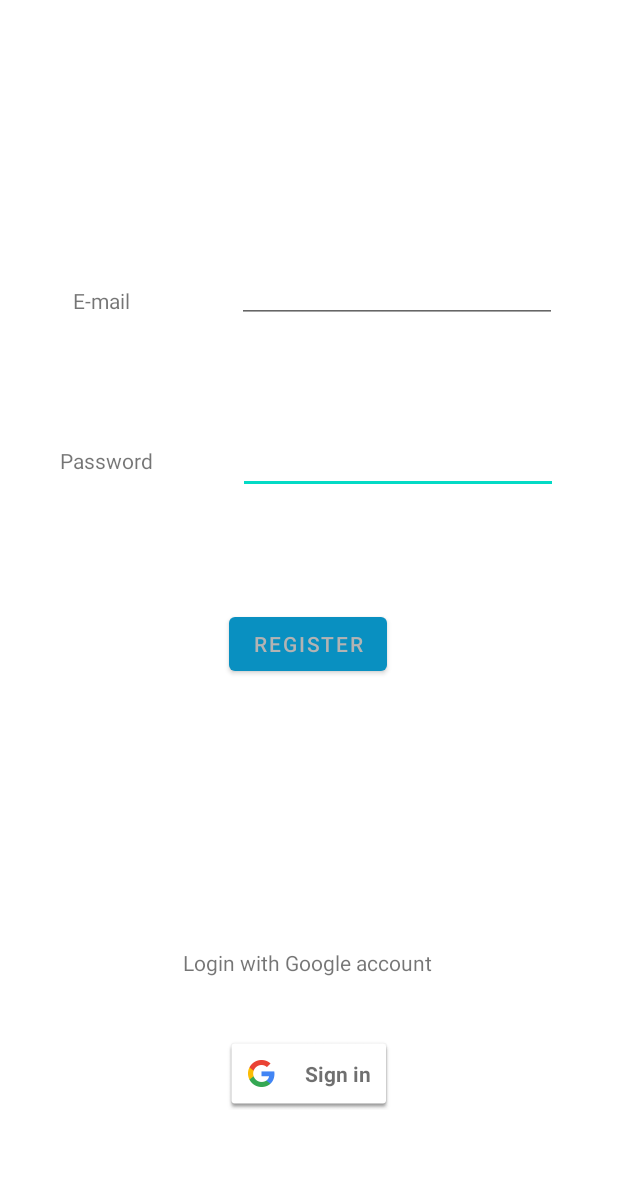
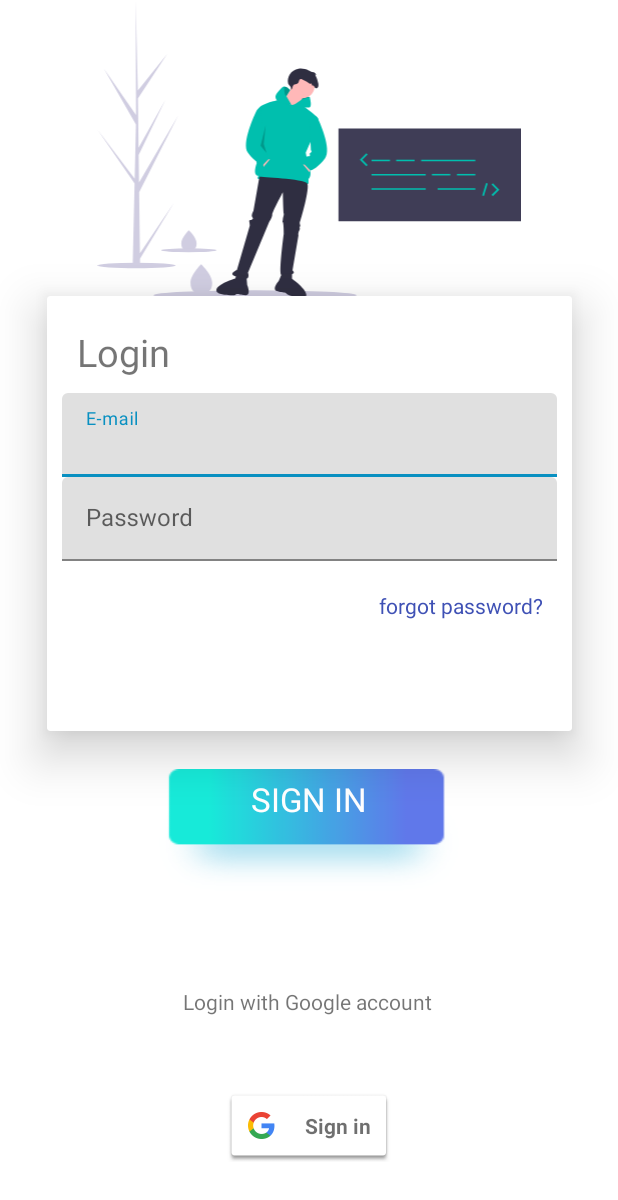
Before and after one commit to GrujicBard/ShoppingAssistant, an Android app: the layout activity_login.xml on its own in the app's theme, with its tools: preview values and no code run, on a phone screen of 412 x 824 dp. Shown: the top 1200 px of the screen. Run offline under Robolectric (Android 15) with nearby library versions, the phone set to English and light mode, and no system bars.

Commit message:
login design

```diff
--- a/app/src/main/java/com/example/tzva_naloga_1/ui/LoginActivity.kt
+++ b/app/src/main/java/com/example/tzva_naloga_1/ui/LoginActivity.kt
@@ -68,14 +68,11 @@ class LoginActivity : AppCompatActivity() {
         user.signInWithCredential(credential)
             .addOnSuccessListener { authResult->
                 Log.d(TAG, "Logged in ")
-
                 val firebaseUser=user.currentUser
-                val uid=firebaseUser!!.uid
                 val email=firebaseUser!!.uid
 
                 if(authResult.additionalUserInfo!!.isNewUser){
                     Log.d(TAG, "User is new account created - email: " +email)
-
                 }else{
                     Log.d(TAG, "Existing user - email: " +email)
                 }
@@ -85,9 +82,6 @@ class LoginActivity : AppCompatActivity() {
                 Log.d(TAG, "Login failed " +e.message)
             }
     }
-
-
-
 
     private fun registerUser(){
         val email= binding.editTextTextEmailAddress.text.toString().trim()
--- /dev/null
+++ b/app/src/main/res/drawable-mdpi/ic_login_back.xml
@@ -0,0 +1,117 @@
+<vector xmlns:android="http://schemas.android.com/apk/res/android"
+    android:width="921.7199dp"
+    android:height="653.40955dp"
+    android:viewportWidth="921.7199"
+    android:viewportHeight="653.40955">
+  <path
+      android:pathData="M0.344,578.41a85,6 0,1 0,170 0a85,6 0,1 0,-170 0z"
+      android:fillColor="#d0cde1"/>
+  <path
+      android:pathData="M122.344,642.91a221,10.5 0,1 0,442 0a221,10.5 0,1 0,-442 0z"
+      android:fillColor="#d0cde1"/>
+  <path
+      android:pathData="M458.344,218.41l4,-7l-20,-4l-2,10l3,8l15,-7z"
+      android:fillColor="#00bfae"/>
+  <path
+      android:fillColor="#FF000000"
+      android:pathData="M458.344,218.41l4,-7l-20,-4l-2,10l3,8l15,-7z"
+      android:strokeAlpha="0.2"
+      android:fillAlpha="0.2"/>
+  <path
+      android:pathData="M446.844,187.91m-26,0a26,26 0,1 1,52 0a26,26 0,1 1,-52 0"
+      android:fillColor="#ffb8b8"/>
+  <path
+      android:pathData="M424.844,187.91l-21,35l31,18l16,-37l-26,-16z"
+      android:fillColor="#ffb8b8"/>
+  <path
+      android:pathData="M422.844,228.91l-27,-11s-41,7 -45,20 -4,118 -4,118 -10,26 4,27c0,0 -4,6 0,7s45,0 61,5 48,9 48,4v-9s7,-7 3,-19 -9,-38 -9,-38 30,-66 27,-74 -39.627,-32.738 -39.627,-32.738Z"
+      android:fillColor="#00bfae"/>
+  <path
+      android:pathData="M360.844,355.91l1,8l14,-17l-5,0l-10,9z"
+      android:fillColor="#ffb8b8"/>
+  <path
+      android:pathData="M422.844,228.91l-29,-7s-6,-5 -6,-11 9,-15 15,-21a5.535,5.535 0,0 1,4.02 -1.67c5.94,-0.05 13.14,7.74 13.14,7.74l-7.99,13.33 -0.36,0.59Z"
+      android:fillColor="#00bfae"/>
+  <path
+      android:pathData="M445.197,216.968l17.147,-5.559s5.5,21.5 -0.5,22.5 -39,-2 -39,-2Z"
+      android:fillColor="#00bfae"/>
+  <path
+      android:pathData="M352.844,384.91l-13,74s-5,9 -3,13 3,4 0,6 -7,0 -6,5a51.043,51.043 0,0 1,1 9l-28,96s-18,8 -5,13 26,9 29,4 0,-11 0,-11l46,-110s7,-10 7,-16 23,-49 23,-49 1,43 2,46 -2,9 -2,13 -2,4 0,6 2,25 2,25 -12,89 -5,90 27,-1 27,-5 -3,-5 -3,-5l13,-76s-1,-5 1,-9 2,-4 2,-6 -1,-3 0,-4a4.938,4.938 0,0 0,1 -3s-2,-6 -1,-7 23,-76 16,-85S352.844,384.91 352.844,384.91Z"
+      android:fillColor="#2f2e41"/>
+  <path
+      android:pathData="M401.844,595.91l-7,16s-16,18 -4,22 16,3 16,3 5,1 5,3 40,17 43,4 -31,-37 -31,-37v-12Z"
+      android:fillColor="#2f2e41"/>
+  <path
+      android:pathData="M324.709,603.316l1.514,17.398s9.402,22.172 -3.247,22.124 -16.119,-2.276 -16.119,-2.276 -5.057,-0.652 -5.697,1.243S257.824,645.117 259.14,631.84s41.207,-25.14 41.207,-25.14L304.185,595.331Z"
+      android:fillColor="#2f2e41"/>
+  <path
+      android:pathData="M421.52,195.027c1.606,-0.108 2.677,-1.858 3.121,-3.524s0.558,-3.49 1.465,-4.922c2.486,-3.922 8.95,-2.338 11.575,-6.153 1.614,-2.346 1.277,-6.167 3.607,-7.66 1.472,-0.943 3.348,-0.457 4.969,0.135a54.307,54.307 0,0 1,17.116 10.194l2.088,-1.7 2.608,5.214c1.011,-1.219 2.961,-0.274 3.81,1.082s1.26,3.088 2.47,4.076c1.929,1.574 4.941,0.241 6.11,-2.041s0.975,-5.072 0.57,-7.641a54.737,54.737 0,0 0,-6.348 -18.322l2.386,-1.432 -3.085,-0.441 1.181,-2.679 -3.232,-0.038 1.276,-2.29c-4.344,1.491 -8.834,-1.24 -12.983,-3.275 -6.941,-3.405 -14.748,-5.039 -22.284,-3.774A28.168,28.168 0,0 0,418.887 162.213c-3.286,5.166 -5.183,12.667 -3.54,18.854C416.84,186.69 423.358,187.565 421.52,195.027Z"
+      android:fillColor="#2f2e41"/>
+  <path
+      android:pathData="M356.844,233.91s-6,-1 -10,7 -34,72 -19,92 29,26 29,26l3,1 15,-16 -5,-7s0,-7 -4,-8 -4,2 -5,-2 4,-1 -1,-5 -1,-6 -1,-6Z"
+      android:fillColor="#00bfae"/>
+  <path
+      android:pathData="M462.844,367.41l-1,8l-14,-17l5,0l10,9z"
+      android:fillColor="#ffb8b8"/>
+  <path
+      android:pathData="M461.344,255.41s14,-7 18,1 31.5,68 16.5,88 -29,26 -29,26l-3,1 -15,-16 5,-7s0,-7 4,-8 4,2 5,-2 -4,-1 1,-5 1,-6 1,-6Z"
+      android:fillColor="#00bfae"/>
+  <path
+      android:fillColor="#FF000000"
+      android:pathData="M366.344,273.41l-11,44l13,16l-6,-20l4,-40z"
+      android:strokeAlpha="0.2"
+      android:fillAlpha="0.2"/>
+  <path
+      android:fillColor="#FF000000"
+      android:pathData="M420.004,195.98l-7.99,13.33c-5.02,-1.74 -5.44,-13.39 -5.15,-21.07C412.804,188.19 420.004,195.98 420.004,195.98Z"
+      android:strokeAlpha="0.2"
+      android:fillAlpha="0.2"/>
+  <path
+      android:pathData="M250.108,615.676c0.174,17.794 -10.344,24.11 -23.392,24.237q-0.455,0.004 -0.905,-0.001 -0.907,-0.011 -1.796,-0.065c-11.784,-0.719 -20.998,-7.161 -21.16,-23.709 -0.167,-17.126 21.51,-38.951 23.136,-40.565l0.003,-0.001c0.062,-0.062 0.093,-0.092 0.093,-0.092S249.935,597.883 250.108,615.676Z"
+      android:fillColor="#d0cde1"/>
+  <path
+      android:pathData="M216.119,529.843c0.123,12.561 -7.302,17.019 -16.512,17.108q-0.321,0.003 -0.639,-0.001 -0.64,-0.008 -1.268,-0.046c-8.318,-0.507 -14.822,-5.055 -14.936,-16.736 -0.118,-12.089 15.183,-27.495 16.331,-28.634l0.002,-0.001c0.044,-0.043 0.066,-0.065 0.066,-0.065S215.996,517.283 216.119,529.843Z"
+      android:fillColor="#d0cde1"/>
+  <path
+      android:pathData="M139.344,545.184a60,4.235 0,1 0,120 0a60,4.235 0,1 0,-120 0z"
+      android:fillColor="#d0cde1"/>
+  <path
+      android:pathData="M524.968,279.811h396.752v202h-396.752z"
+      android:fillColor="#3f3d56"/>
+  <path
+      android:pathData="M596.945,347.829h40.18v3.348h-40.18z"
+      android:fillColor="#00bfae"/>
+  <path
+      android:pathData="M650.518,347.829h40.18v3.348h-40.18z"
+      android:fillColor="#00bfae"/>
+  <path
+      android:pathData="M728.366,378.801h40.18v3.348h-40.18z"
+      android:fillColor="#00bfae"/>
+  <path
+      android:pathData="M782.777,378.801h40.18v3.348h-40.18z"
+      android:fillColor="#00bfae"/>
+  <path
+      android:pathData="M704.928,347.829h118.028v3.348h-118.028z"
+      android:fillColor="#00bfae"/>
+  <path
+      android:pathData="M596.945,378.801h118.028v3.348h-118.028z"
+      android:fillColor="#00bfae"/>
+  <path
+      android:pathData="M596.945,409.773h118.028v3.348h-118.028z"
+      android:fillColor="#00bfae"/>
+  <path
+      android:pathData="M740.923,409.773h82.034v3.348h-82.034z"
+      android:fillColor="#00bfae"/>
+  <path
+      android:pathData="M585.652,361.964l-14.136,-14.135l14.136,-14.136l2.828,2.828l-11.308,11.308l11.308,11.307l-2.828,2.828z"
+      android:fillColor="#00bfae"/>
+  <path
+      android:pathData="M861.036,427.257l-2.828,-2.828l11.308,-11.309l-11.308,-11.307l2.828,-2.828l14.136,14.135l-14.136,14.137z"
+      android:fillColor="#00bfae"/>
+  <path
+      android:pathData="M837.783,425.934l8.371,-27.623l3.828,1.16l-8.371,27.623z"
+      android:fillColor="#00bfae"/>
+  <path
+      android:pathData="M92.811,551.681l74.068,-110.146 -73.916,121.996 0.155,12.394q-8.111,0.062 -16.064,-0.27l3.674,-159.32 -0.101,-1.229 0.136,-0.237 0.352,-15.055L0,282.047l81.017,106.499 0.288,3.182 2.775,-120.372L14.02,149.259l70.259,100.951 -0.733,-249.38 0.002,-0.83 0.024,0.816L88.222,197.362 152.073,117.525 88.431,214.294l1.394,107.67 58.756,-105.082L90.041,337.793l0.776,59.87 85.447,-146.378L91.076,418.549Z"
+      android:fillColor="#d0cde1"/>
+</vector>
--- a/app/src/main/res/layout/activity_login.xml
+++ b/app/src/main/res/layout/activity_login.xml
@@ -5,6 +5,126 @@
     android:layout_width="match_parent"
     android:layout_height="match_parent"
     tools:context=".ui.LoginActivity">
+
+
+    <androidx.cardview.widget.CardView
+        android:id="@+id/cardView"
+        android:layout_width="350dp"
+        android:layout_height="290dp"
+        app:cardElevation="20dp"
+        app:layout_constraintBottom_toBottomOf="parent"
+        app:layout_constraintEnd_toEndOf="parent"
+        app:layout_constraintStart_toStartOf="parent"
+        app:layout_constraintTop_toTopOf="parent"
+        app:layout_constraintVertical_bias="0.37">
+
+
+        <LinearLayout
+            android:layout_width="match_parent"
+            android:layout_height="match_parent"
+            android:orientation="vertical">
+
+            <TextView
+                android:layout_width="match_parent"
+                android:layout_height="wrap_content"
+                android:layout_marginLeft="20dp"
+                android:layout_marginTop="20dp"
+                android:layout_marginRight="20dp"
+                android:text="@string/login"
+                android:textSize="25sp" />
+
+
+            <com.google.android.material.textfield.TextInputLayout
+                android:layout_width="match_parent"
+                android:layout_height="wrap_content"
+                android:layout_marginLeft="10dp"
+                android:layout_marginTop="10dp"
+                android:layout_marginRight="10dp"
+                android:hint="@string/email">
+
+                <com.google.android.material.textfield.TextInputEditText
+                    android:id="@+id/editTextTextEmailAddress"
+                    android:layout_width="match_parent"
+                    android:layout_height="wrap_content" />
+            </com.google.android.material.textfield.TextInputLayout>
+
+            <com.google.android.material.textfield.TextInputLayout
+                android:layout_width="match_parent"
+                android:layout_height="wrap_content"
+                android:layout_marginLeft="10dp"
+                android:layout_marginRight="10dp"
+                android:hint="@string/password">
+
+                <com.google.android.material.textfield.TextInputEditText
+                    android:id="@+id/editTextTextPassword"
+                    android:layout_width="match_parent"
+                    android:layout_height="wrap_content"
+                    android:inputType="textPassword" />
+
+            </com.google.android.material.textfield.TextInputLayout>
+
+            <TextView
+                android:layout_width="match_parent"
+                android:layout_height="wrap_content"
+                android:layout_marginLeft="20dp"
+                android:layout_marginTop="20dp"
+                android:layout_marginRight="20dp"
+                android:gravity="end"
+                android:text="@string/forgotPassword"
+                android:textColor="#3F51B5" />
+        </LinearLayout>
+    </androidx.cardview.widget.CardView>
+
+    <ImageView
+        android:id="@+id/imageView"
+        android:layout_width="match_parent"
+        android:layout_height="200dp"
+        app:layout_constraintEnd_toEndOf="parent"
+        app:layout_constraintStart_toStartOf="parent"
+        app:layout_constraintTop_toTopOf="parent"
+        app:srcCompat="@drawable/ic_login_back" />
+    <LinearLayout
+        android:id="@+id/linearLayout2"
+        android:layout_width="wrap_content"
+        android:layout_height="wrap_content"
+        android:layout_marginTop="25dp"
+        android:gravity="center"
+        android:orientation="horizontal"
+        app:layout_constraintEnd_toEndOf="parent"
+        app:layout_constraintStart_toStartOf="parent"
+        app:layout_constraintTop_toBottomOf="@+id/cardView">
+
+        <RelativeLayout
+            android:layout_width="200dp"
+            android:layout_height="wrap_content"
+            android:background="@drawable/button_back">
+
+            <TextView
+                android:id="@+id/registerBtn"
+                android:layout_width="match_parent"
+                android:layout_height="wrap_content"
+                android:layout_marginTop="5dp"
+                android:gravity="center"
+                android:text="@string/signIn"
+                android:textColor="#fff"
+                android:textSize="22sp" />
+
+        </RelativeLayout>
+    </LinearLayout>
+
+
+    <TextView
+        android:id="@+id/textView3"
+        android:layout_width="wrap_content"
+        android:layout_height="wrap_content"
+        android:layout_marginTop="35dp"
+        android:layout_marginBottom="20dp"
+        android:text="Login with Google account"
+        app:layout_constraintBottom_toTopOf="@+id/sign_in_button"
+        app:layout_constraintEnd_toEndOf="parent"
+        app:layout_constraintHorizontal_bias="0.497"
+        app:layout_constraintStart_toStartOf="parent"
+        app:layout_constraintTop_toBottomOf="@+id/linearLayout2" />
 
     <com.google.android.gms.common.SignInButton
         android:id="@+id/sign_in_button"
@@ -14,79 +134,7 @@
         app:layout_constraintEnd_toEndOf="parent"
         app:layout_constraintStart_toStartOf="parent"
         app:layout_constraintTop_toTopOf="parent"
-        app:layout_constraintVertical_bias="0.892" />
-    <TextView
-        android:id="@+id/email"
-        android:layout_width="wrap_content"
-        android:layout_height="wrap_content"
-        android:text="E-mail"
-        app:layout_constraintBottom_toBottomOf="parent"
-        app:layout_constraintEnd_toEndOf="parent"
-        app:layout_constraintHorizontal_bias="0.131"
-        app:layout_constraintStart_toStartOf="parent"
-        app:layout_constraintTop_toTopOf="parent"
-        app:layout_constraintVertical_bias="0.237" />
+        app:layout_constraintVertical_bias="0.936" />
 
-    <TextView
-        android:id="@+id/pwd"
-        android:layout_width="76dp"
-        android:layout_height="33dp"
-        android:text="Password"
-        app:layout_constraintBottom_toBottomOf="parent"
-        app:layout_constraintEnd_toEndOf="parent"
-        app:layout_constraintHorizontal_bias="0.119"
-        app:layout_constraintStart_toStartOf="parent"
-        app:layout_constraintTop_toTopOf="parent"
-        app:layout_constraintVertical_bias="0.376" />
 
-    <EditText
-        android:id="@+id/editTextTextPassword"
-        android:layout_width="wrap_content"
-        android:layout_height="wrap_content"
-        android:ems="10"
-        android:inputType="textPassword"
-        app:layout_constraintBottom_toBottomOf="parent"
-        app:layout_constraintEnd_toEndOf="parent"
-        app:layout_constraintHorizontal_bias="0.8"
-        app:layout_constraintStart_toStartOf="parent"
-        app:layout_constraintTop_toTopOf="parent"
-        app:layout_constraintVertical_bias="0.365" />
-
-    <EditText
-        android:id="@+id/editTextTextEmailAddress"
-        android:layout_width="wrap_content"
-        android:layout_height="wrap_content"
-        android:ems="10"
-        android:inputType="textEmailAddress"
-        app:layout_constraintBottom_toBottomOf="parent"
-        app:layout_constraintEnd_toEndOf="parent"
-        app:layout_constraintHorizontal_bias="0.796"
-        app:layout_constraintStart_toStartOf="parent"
-        app:layout_constraintTop_toTopOf="parent"
-        app:layout_constraintVertical_bias="0.218" />
-
-    <Button
-        android:id="@+id/registerBtn"
-        android:layout_width="wrap_content"
-        android:layout_height="wrap_content"
-        android:text="Register"
-        app:layout_constraintBottom_toBottomOf="parent"
-        app:layout_constraintEnd_toEndOf="parent"
-        app:layout_constraintHorizontal_bias="0.498"
-        app:layout_constraintStart_toStartOf="parent"
-        app:layout_constraintTop_toTopOf="parent"
-        app:layout_constraintVertical_bias="0.522" />
-
-    <TextView
-        android:id="@+id/textView3"
-        android:layout_width="wrap_content"
-        android:layout_height="wrap_content"
-        android:layout_marginBottom="40dp"
-        android:text="Login with Google account"
-        app:layout_constraintBottom_toTopOf="@+id/sign_in_button"
-        app:layout_constraintEnd_toEndOf="parent"
-        app:layout_constraintHorizontal_bias="0.497"
-        app:layout_constraintStart_toStartOf="parent"
-        app:layout_constraintTop_toBottomOf="@+id/registerBtn"
-        app:layout_constraintVertical_bias="1.0" />
 </androidx.constraintlayout.widget.ConstraintLayout>
--- /dev/null
+++ b/app/src/main/res/mipmap-anydpi-v26/ic_banner.xml
@@ -0,0 +1,5 @@
+<?xml version="1.0" encoding="utf-8"?>
+<adaptive-icon xmlns:android="http://schemas.android.com/apk/res/android">
+    <background android:drawable="@color/ic_banner_background"/>
+    <foreground android:drawable="@mipmap/ic_banner_foreground"/>
+</adaptive-icon>
--- /dev/null
+++ b/app/src/main/res/values/ic_banner_background.xml
@@ -0,0 +1,4 @@
+<?xml version="1.0" encoding="utf-8"?>
+<resources>
+    <color name="ic_banner_background">#FFFFFF</color>
+</resources>
--- a/app/src/main/res/values/strings.xml
+++ b/app/src/main/res/values/strings.xml
@@ -14,6 +14,7 @@
     <string name="btn_lang">Change Language</string>
     <string name="btn_nuke">Drop database</string>
     <string name="calendar">Pick date</string>
+
 
     <!-- Items -->
     <string name="EAN">EAN</string>
@@ -38,4 +39,14 @@
 
     <string name="successfulCreation">Successful creation!</string>
     <string name="unSuccessfulCreation">Unsuccessful creation! Check input values</string>
+
+    <!-- Login activity -->
+    <string name="login">Login</string>
+    <string name="forgotPassword">forgot password?</string>
+    <string name="email">E-mail</string>
+    <string name="password">Password</string>
+    <string name="signIn">SIGN IN</string>
+    <string name="signUp"> Sign up</string>
+    <string name="newUser">New user?</string>
+
 </resources>
```
Also changed, not shown: app/src/main/res/drawable-mdpi/button_back.png (added), app/src/main/res/mipmap-xhdpi/ic_banner.png (added), app/src/main/res/mipmap-xhdpi/ic_banner_foreground.png (added), 1 other file.
